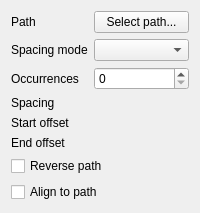
The window that src/Mod/Part/Gui/PatternPathParametersWidget.ui (AstoCAD/FreeCAD) describes before a commit, drawn with Qt 5.
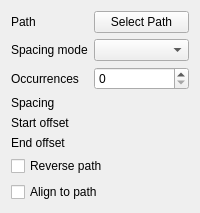
The same window after the commit. Custom widgets are drawn as their Qt base class.

Diff of the .ui file:
```diff
--- a/src/Mod/Part/Gui/PatternPathParametersWidget.ui
+++ b/src/Mod/Part/Gui/PatternPathParametersWidget.ui
@@ -4,7 +4,7 @@
  <widget class="QWidget" name="PartGui::PatternPathParametersWidget">
   <layout class="QFormLayout" name="formLayout">
    <item row="0" column="0"><widget class="QLabel" name="pathLabel"><property name="text"><string>Path</string></property></widget></item>
-   <item row="0" column="1"><widget class="QPushButton" name="pathButton"><property name="text"><string>Select path...</string></property></widget></item>
+   <item row="0" column="1"><widget class="QPushButton" name="pathButton"><property name="text"><string>Select Path</string></property></widget></item>
    <item row="1" column="0"><widget class="QLabel" name="spacingModeLabel"><property name="text"><string>Spacing mode</string></property></widget></item>
    <item row="1" column="1"><widget class="QComboBox" name="spacingMode"/></item>
    <item row="2" column="0"><widget class="QLabel" name="countLabel"><property name="text"><string>Occurrences</string></property></widget></item>
```
